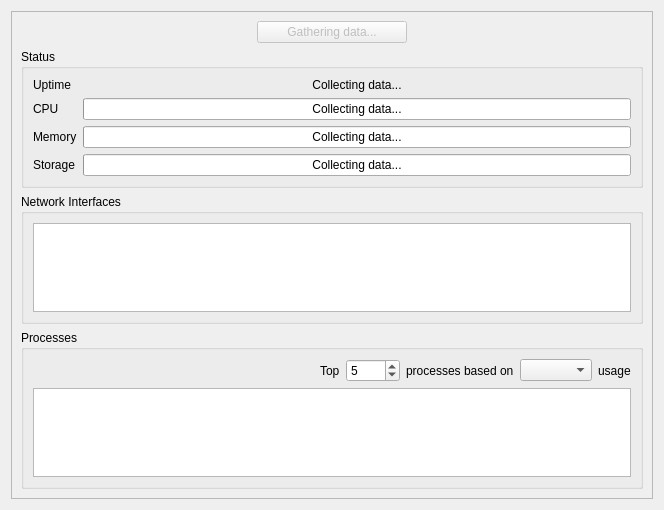
Qt form src/brickv/plugin_system/plugins/red/ui/red_tab_overview.ui (Tinkerforge/brickv) before a commit.
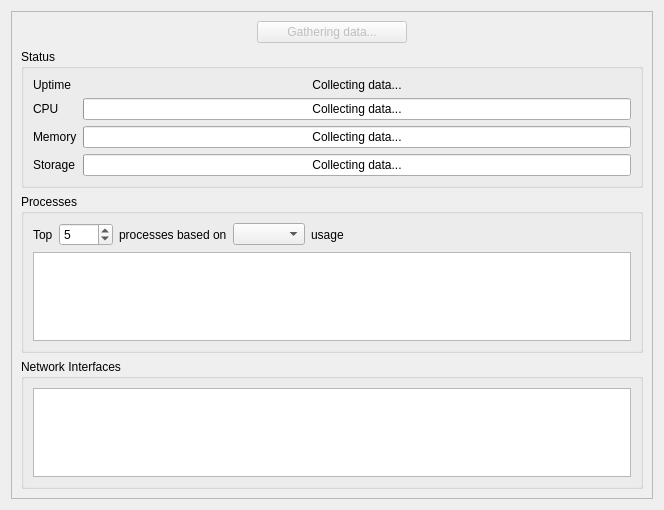
The same form after that commit.

Commit message:
red-brick: Changes on overview and settings layout
1. Order of network and processes table changed on overview tab
2. Locales section removed from settings tab

Diff of the .ui file:
```diff
--- a/src/brickv/plugin_system/plugins/red/ui/red_tab_overview.ui
+++ b/src/brickv/plugin_system/plugins/red/ui/red_tab_overview.ui
@@ -168,38 +168,6 @@
         </layout>
        </widget>
       </item>
-      <item>
-       <widget class="QGroupBox" name="gbox_network">
-        <property name="title">
-         <string>Network Interfaces</string>
-        </property>
-        <layout class="QVBoxLayout" name="verticalLayout_4">
-         <item>
-          <layout class="QGridLayout" name="glayout_nic">
-           <item row="0" column="0">
-            <widget class="QTableView" name="tview_nic">
-             <property name="editTriggers">
-              <set>QAbstractItemView::NoEditTriggers</set>
-             </property>
-             <property name="alternatingRowColors">
-              <bool>true</bool>
-             </property>
-             <property name="selectionBehavior">
-              <enum>QAbstractItemView::SelectRows</enum>
-             </property>
-             <property name="sortingEnabled">
-              <bool>true</bool>
-             </property>
-             <attribute name="verticalHeaderVisible">
-              <bool>false</bool>
-             </attribute>
-            </widget>
-           </item>
-          </layout>
-         </item>
-        </layout>
-       </widget>
-      </item>
       <item>
        <widget class="QGroupBox" name="gbox_process">
         <property name="title">
@@ -208,47 +176,36 @@
         <layout class="QVBoxLayout" name="verticalLayout">
          <item>
           <layout class="QGridLayout" name="glayout_process">
+           <item row="1" column="0" rowspan="2" colspan="6">
+            <widget class="QTableView" name="tview_process">
+             <property name="editTriggers">
+              <set>QAbstractItemView::NoEditTriggers</set>
+             </property>
+             <property name="alternatingRowColors">
+              <bool>true</bool>
+             </property>
+             <property name="selectionBehavior">
+              <enum>QAbstractItemView::SelectRows</enum>
+             </property>
+             <property name="sortingEnabled">
+              <bool>true</bool>
+             </property>
+             <attribute name="verticalHeaderVisible">
+              <bool>false</bool>
+             </attribute>
+             <attribute name="verticalHeaderHighlightSections">
+              <bool>true</bool>
+             </attribute>
+            </widget>
+           </item>
            <item row="0" column="0">
-            <spacer name="horizontalSpacer">
-             <property name="orientation">
-              <enum>Qt::Horizontal</enum>
-             </property>
-             <property name="sizeHint" stdset="0">
-              <size>
-               <width>40</width>
-               <height>20</height>
-              </size>
-             </property>
-            </spacer>
-           </item>
-           <item row="0" column="4">
-            <widget class="QComboBox" name="cbox_based_on"/>
-           </item>
-           <item row="0" column="5">
-            <widget class="QLabel" name="label_usage">
-             <property name="text">
-              <string>usage</string>
-             </property>
-             <property name="alignment">
-              <set>Qt::AlignLeading|Qt::AlignLeft|Qt::AlignVCenter</set>
-             </property>
-            </widget>
-           </item>
-           <item row="0" column="3">
-            <widget class="QLabel" name="label_based_on">
-             <property name="text">
-              <string>processes based on</string>
-             </property>
-            </widget>
-           </item>
-           <item row="0" column="1">
             <widget class="QLabel" name="label_top">
              <property name="text">
               <string>Top</string>
              </property>
             </widget>
            </item>
-           <item row="0" column="2">
+           <item row="0" column="1">
             <widget class="QSpinBox" name="sbox_number_of_process">
              <property name="minimum">
               <number>1</number>
@@ -261,8 +218,54 @@
              </property>
             </widget>
            </item>
-           <item row="1" column="0" rowspan="2" colspan="6">
-            <widget class="QTableView" name="tview_process">
+           <item row="0" column="2">
+            <widget class="QLabel" name="label_based_on">
+             <property name="text">
+              <string>processes based on</string>
+             </property>
+            </widget>
+           </item>
+           <item row="0" column="3">
+            <widget class="QComboBox" name="cbox_based_on"/>
+           </item>
+           <item row="0" column="4">
+            <widget class="QLabel" name="label_usage">
+             <property name="text">
+              <string>usage</string>
+             </property>
+             <property name="alignment">
+              <set>Qt::AlignLeading|Qt::AlignLeft|Qt::AlignVCenter</set>
+             </property>
+            </widget>
+           </item>
+           <item row="0" column="5">
+            <spacer name="horizontalSpacer">
+             <property name="orientation">
+              <enum>Qt::Horizontal</enum>
+             </property>
+             <property name="sizeHint" stdset="0">
+              <size>
+               <width>40</width>
+               <height>20</height>
+              </size>
+             </property>
+            </spacer>
+           </item>
+          </layout>
+         </item>
+        </layout>
+       </widget>
+      </item>
+      <item>
+       <widget class="QGroupBox" name="gbox_network">
+        <property name="title">
+         <string>Network Interfaces</string>
+        </property>
+        <layout class="QVBoxLayout" name="verticalLayout_4">
+         <item>
+          <layout class="QGridLayout" name="glayout_nic">
+           <item row="0" column="0">
+            <widget class="QTableView" name="tview_nic">
              <property name="editTriggers">
               <set>QAbstractItemView::NoEditTriggers</set>
              </property>
@@ -278,9 +281,6 @@
              <attribute name="verticalHeaderVisible">
               <bool>false</bool>
              </attribute>
-             <attribute name="verticalHeaderHighlightSections">
-              <bool>true</bool>
-             </attribute>
             </widget>
            </item>
           </layout>
```
The commit also changes 1 other file.
